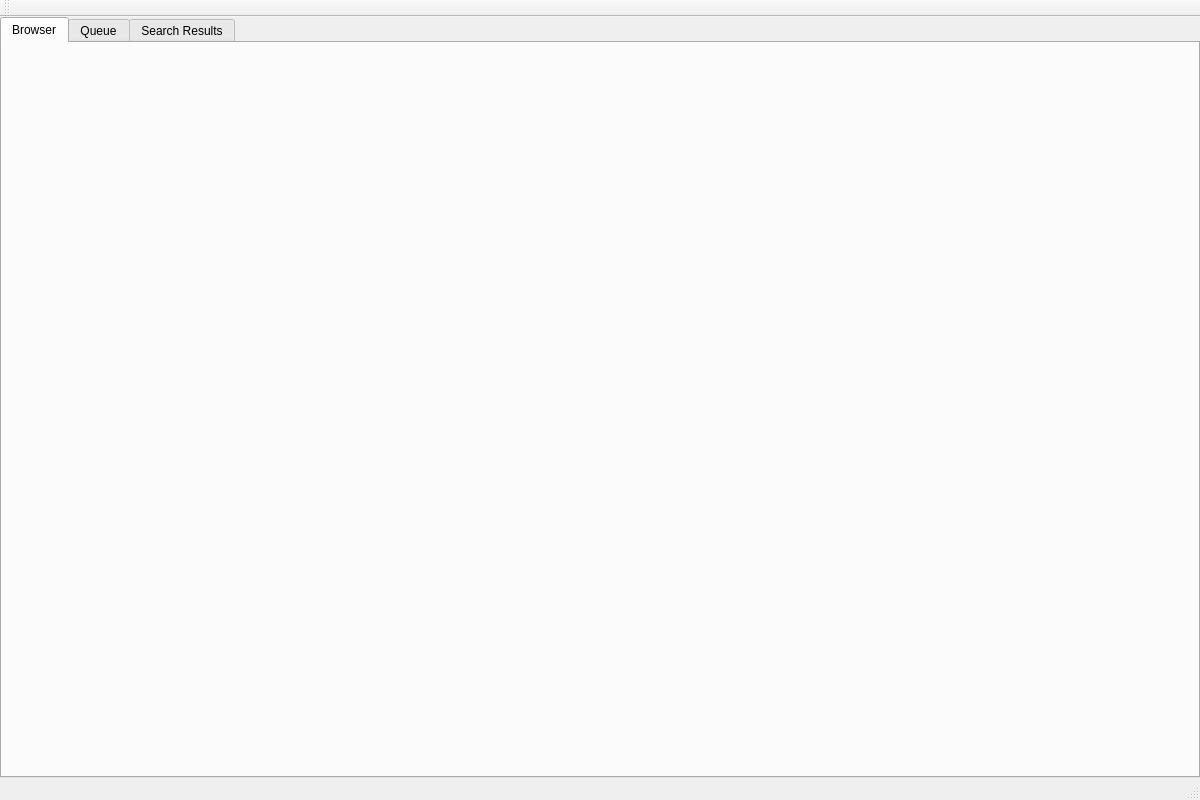
Qt form ui/main_window.ui (dawciobiel/QuickFile) before a commit.
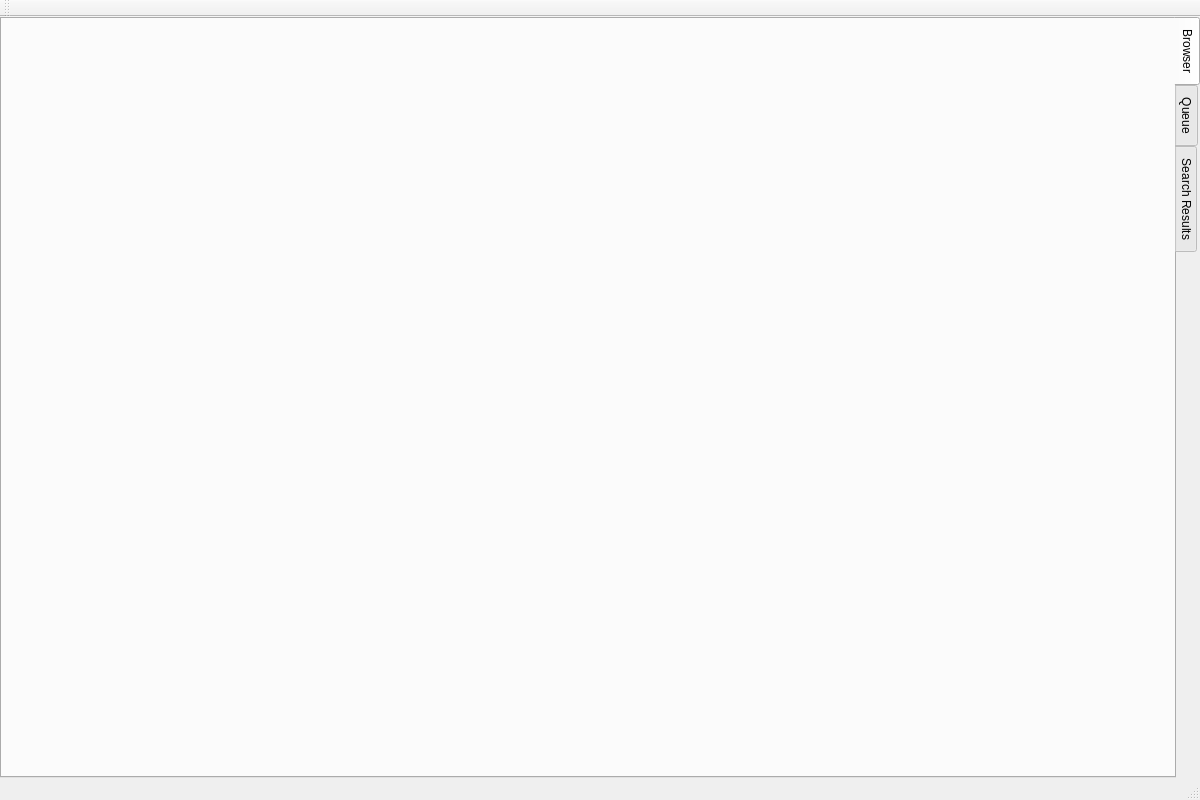
The same form after that commit.

Commit message:
UI: Move main tabs to the right side
Changed the position of the main tabs (Browser, Queue, Search Results) from top to right (East) for better ergonomics.

What changed in the file:
```diff
--- a/ui/main_window.ui
+++ b/ui/main_window.ui
@@ -32,6 +32,9 @@
     </property>
     <item>
      <widget class="QTabWidget" name="mainTabWidget">
+         <property name="tabPosition">
+             <enum>QTabWidget::East</enum>
+         </property>
       <property name="currentIndex">
        <number>0</number>
       </property>
```
